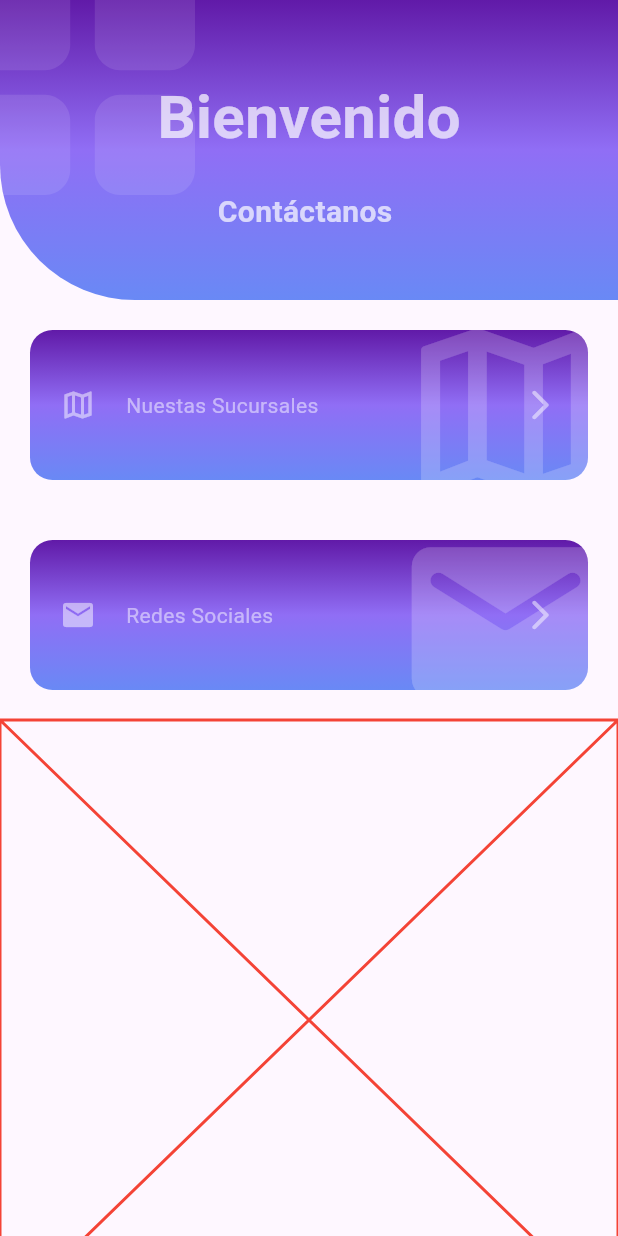
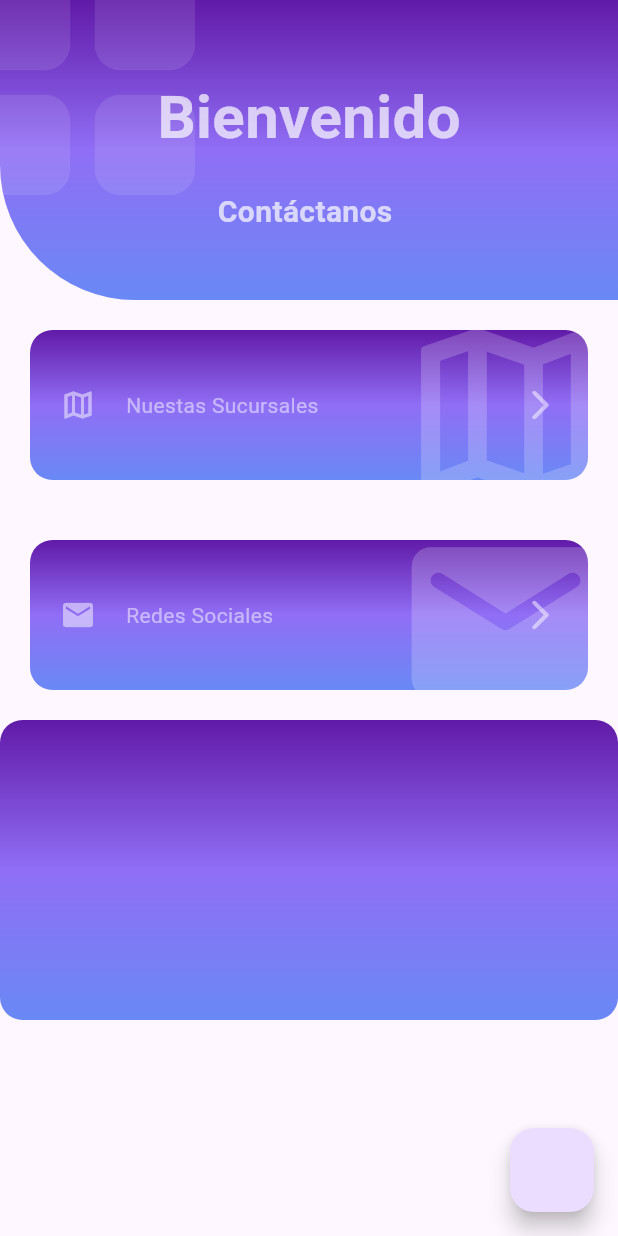
Before and after one commit to ZoeCandelaGonzalez/LoginMaps, a Flutter app: the HomeScreen screen opened by its route, on a phone screen of 412 x 824 dp. Run offline on Flutter 3.47's test engine with Material 2 defaults, Android fonts, the light colour scheme and no system bars; our stand-ins replace firebase_auth, firebase_core, go_router, google_maps_flutter, isar; accounts and stored records are empty; generated files the repository leaves out were written again.

Commit message:
falta quitar a

```diff
--- a/lib/Widget/widgets_reutilizables.dart
+++ b/lib/Widget/widgets_reutilizables.dart
@@ -54,7 +54,8 @@ TextField registro({
   );
 }
 
-Container boton (BuildContext context, String title, Function onTap) {
+Container boton
+(BuildContext context, String title, Function onTap) {
   return Container(
     width: MediaQuery.of(context).size.width,
     height: 50,
--- /dev/null
+++ b/lib/database/helpers.dart
@@ -0,0 +1,33 @@
+
+import 'package:isar/isar.dart';
+import 'package:loginmapa/models/user.dart';
+import 'package:path_provider/path_provider.dart';
+
+
+class IsarHelper{
+
+static IsarHelper? isarHelper;
+
+IsarHelper._internal();
+
+
+static IsarHelper get instance => isarHelper??= IsarHelper._internal();
+
+
+static Isar? _isarDb;
+
+Isar? get isar => _isarDb;
+
+
+Future<void> int() async {
+
+if (_isarDb != null ) {
+  return;
+}
+final path = (await getApplicationDocumentsDirectory()).path;
+_isarDb  = await Isar.open([ UserSchema ], directory: path );
+
+}
+
+
+}
--- /dev/null
+++ b/lib/database/user.dart
@@ -0,0 +1,26 @@
+
+import 'dart:developer';
+
+import 'package:isar/isar.dart';
+import 'package:loginmapa/database/helpers.dart';
+
+import '../models/user.dart';
+
+class UserDao {
+  final isar = IsarHelper.instance.isar;
+
+  Future<List<User>> getAll() async {
+    List<User> usuarios = await isar!.users.where().findAll();
+    log(usuarios.length.toString());
+    return usuarios;
+
+  }
+
+  // Future<bool> deleteOne(User user) async {
+  //   return isar!.writeTxn(() => isar!.users.delete(user.id));
+  // }
+
+  Future<int> upsert(User user) async {
+    return isar!.writeTxn(() => isar!.users.put(user));
+  }
+}
--- a/lib/main.dart
+++ b/lib/main.dart
@@ -1,5 +1,6 @@
 import 'package:firebase_core/firebase_core.dart';
 import 'package:flutter/material.dart';
+import 'package:loginmapa/database/helpers.dart';
 import 'package:loginmapa/router/router.dart';
 import 'package:loginmapa/screens/home_screen.dart';
 import 'package:loginmapa/screens/mapa_screen.dart';
@@ -9,6 +10,7 @@ import 'package:loginmapa/screens/mapa_screen.dart';
 void main() async  {
 WidgetsFlutterBinding.ensureInitialized();
 await Firebase.initializeApp();
+await IsarHelper.instance.int();
 
   runApp(const MyApp());
 }
--- /dev/null
+++ b/lib/models/user.dart
@@ -0,0 +1,26 @@
+
+import 'package:isar/isar.dart';
+
+part 'user.g.dart';
+
+@collection
+class User {
+
+Id id = Isar.autoIncrement;
+
+String name = '';
+String apellido = '';
+
+
+ String email = '';
+ String fechaNacimiento = '';
+
+User({required String name , required String apellido, required String fechaNacimiento,required String email}){
+  this.name = name;
+  this.apellido = apellido;
+  this.fechaNacimiento = fechaNacimiento;
+  this.email = email;
+}
+
+
+}
--- a/lib/router/router.dart
+++ b/lib/router/router.dart
@@ -20,7 +20,7 @@ routes: [
 
   GoRoute(
   path: '/singup',
-  builder: (context, state) => const SignUpScreen() ),
+  builder: (context, state) =>  SignUpScreen() ),
 
    GoRoute(
   path: '/home',
--- a/lib/screens/home_screen.dart
+++ b/lib/screens/home_screen.dart
@@ -1,14 +1,55 @@
+import 'dart:developer';
+
+import 'package:firebase_auth/firebase_auth.dart';
 import 'package:flutter/material.dart';
 import 'package:go_router/go_router.dart';
 
+import '../database/user.dart';
+import '../models/user.dart' as modelo;
 
-class HomeScreen extends StatelessWidget {
+
+
+
+
+class HomeScreen extends StatefulWidget {
   const HomeScreen({super.key});
 
+  @override
+  State<HomeScreen> createState() => _HomeScreenState();
+}
+
+class _HomeScreenState extends State<HomeScreen> {
+
+  final GlobalKey<ScaffoldState> _scaffoldKey = new GlobalKey<ScaffoldState>();
+  final dao = UserDao();
+   List <modelo.User> users = [];
+
+  @override
+  void initState()  {
+    super.initState();
+    cargarRegistros();
+  }
+
+  cargarRegistros() async{
+    users = await dao.getAll();
+    log(users.length.toString());
+    setState(() {
+
+    });
+  }
 
   @override
   Widget build(BuildContext context) {
     return Scaffold(
+      key: _scaffoldKey,
+      floatingActionButton: FloatingActionButton(onPressed: ()=> _scaffoldKey.currentState?.openDrawer(),),
+      drawer: Drawer(
+        child: Container(
+          height: 150,
+          color: Colors.red,
+          child: Text('Soy un drawer'),
+        ),
+      ),
 
       body: Stack(
         children: [
@@ -19,7 +60,9 @@ class HomeScreen extends StatelessWidget {
 
           BotonesContacto(),
           _Instagram(),
-            UltimosAccesos(),
+            UltimosAccesos(
+              usuarios: users,
+            ),
             ]
           ),
         ),
@@ -39,15 +82,33 @@ class HomeScreen extends StatelessWidget {
 
 class UltimosAccesos extends StatelessWidget {
   const UltimosAccesos({
-    super.key,
+    super.key, required this.usuarios,
   });
+
+  final List<modelo.User> usuarios;
 
   @override
   Widget build(BuildContext context) {
-    return Placeholder
-    (
-      color: Colors.red,
-    );
+    return Container(
+      height: 200,
+      width: double.infinity,
+      child: ListView(
+        children: [
+          ...usuarios.map((e) => Text(e.name))
+        ],
+      ),
+       decoration:  BoxDecoration(
+        borderRadius: BorderRadius.circular(15),
+       gradient: LinearGradient(
+            colors: [
+              Color.fromARGB(255, 97, 26, 168),
+              Color(0xff906EF5),
+              Color(0xff6989F5),
+            ],
+            begin: Alignment.topCenter,
+            end: Alignment.bottomCenter,
+          ),
+    ) );
 
   }
 }
```
Also changed, not shown: lib/models/?.dart (added, +419 -0 lines), lib/screens/singup_screen.dart (+109 -4 lines), lib/entities/apellido.dart (deleted), lib/entities/nombre.dart (deleted), lib/models/user.g.dart (added).
